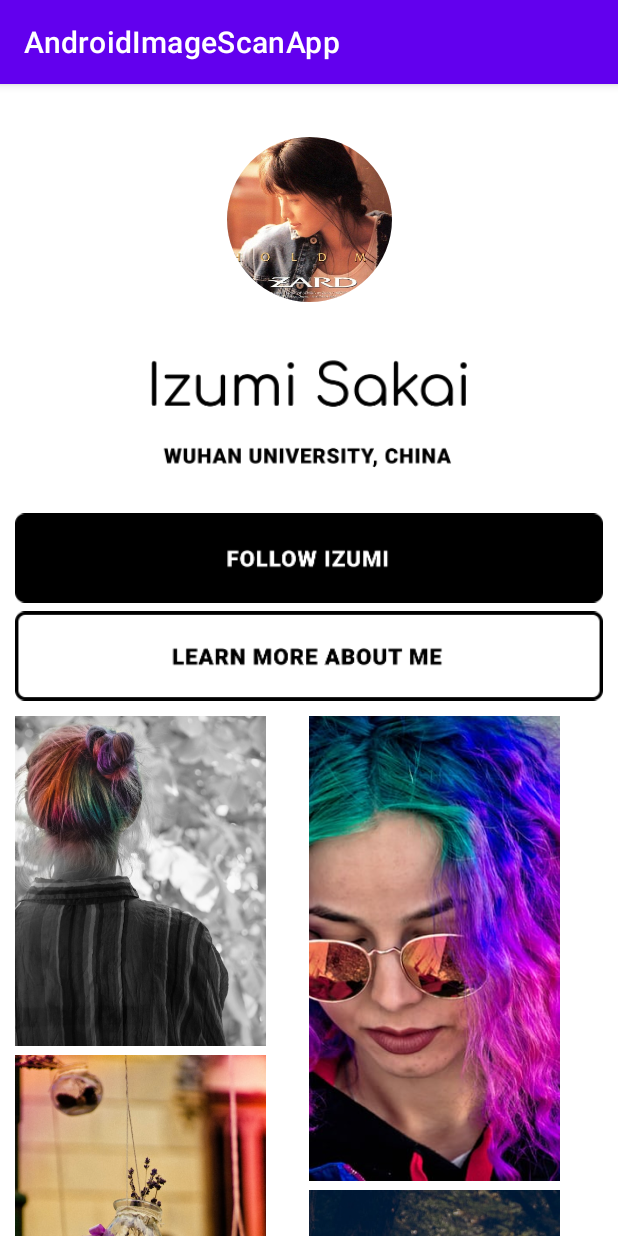
After one commit to IzumiSakai-zy/AndroidImageScanApp, an Android app: the fragment MySelfFragment shown on its own in the app's theme, on a phone screen of 412 x 824 dp. The commit adds this screen. Run offline under Robolectric (Android 15) with nearby library versions, the phone set to English and light mode, and no system bars.

Commit message:
feature(android_front_end):'我的'模块开发完成

```diff
--- a/android_front_end/app/src/main/java/com/whu/androidimagescanapp/adapter/SearchListAdapter.kt
+++ b/android_front_end/app/src/main/java/com/whu/androidimagescanapp/adapter/ImageRecycleAdapter.kt
@@ -4,10 +4,10 @@ import android.view.LayoutInflater
 import android.view.ViewGroup
 import androidx.recyclerview.widget.RecyclerView
 import com.whu.androidimagescanapp.R
-import com.whu.androidimagescanapp.viewholder.SearchItemViewHolder
-import com.whu.androidimagescanapp.viewholder.SearchSeeMoreItemViewHolder
+import com.whu.androidimagescanapp.viewholder.ImageViewHolder
+import com.whu.androidimagescanapp.viewholder.SeeMoreImageViewHolder
 
-class SearchListAdapter(private val imageResourceIdList:List<Int>): RecyclerView.Adapter<RecyclerView.ViewHolder>() {
+class ImageRecycleAdapter(private val imageResourceIdList:List<Int>): RecyclerView.Adapter<RecyclerView.ViewHolder>() {
 
     companion object {
         private const val ITEM_IMAGE = 0
@@ -16,11 +16,11 @@ class SearchListAdapter(private val imageResourceIdList:List<Int>): RecyclerView
 
     override fun onCreateViewHolder(parent: ViewGroup, viewType: Int): RecyclerView.ViewHolder =
         if (viewType == ITEM_SEE_MORE) {
-            SearchSeeMoreItemViewHolder(
+            SeeMoreImageViewHolder(
                 LayoutInflater.from(parent.context).inflate(R.layout.recycle_item_see_more_search, parent, false)
             )
         } else {
-            SearchItemViewHolder(
+            ImageViewHolder(
                 LayoutInflater.from(parent.context).inflate(R.layout.recycle_item_search, parent, false)
             )
         }
@@ -28,8 +28,8 @@ class SearchListAdapter(private val imageResourceIdList:List<Int>): RecyclerView
     override fun getItemCount(): Int = imageResourceIdList.size
 
     override fun onBindViewHolder(holder: RecyclerView.ViewHolder, position: Int) {
-        (holder as? SearchItemViewHolder)?.imageItemView?.setImageResource(imageResourceIdList[position])
-        (holder as? SearchSeeMoreItemViewHolder)?.imageItemView?.setImageResource(imageResourceIdList[position])
+        (holder as? ImageViewHolder)?.imageItemView?.setImageResource(imageResourceIdList[position])
+        (holder as? SeeMoreImageViewHolder)?.imageItemView?.setImageResource(imageResourceIdList[position])
     }
 
     override fun getItemViewType(position: Int): Int =
--- a/android_front_end/app/src/main/java/com/whu/androidimagescanapp/adapter/MainContainerViewPageAdapter.kt
+++ b/android_front_end/app/src/main/java/com/whu/androidimagescanapp/adapter/MainContainerViewPageAdapter.kt
@@ -6,18 +6,21 @@ import androidx.fragment.app.FragmentActivity
 import androidx.viewpager2.adapter.FragmentStateAdapter
 import com.whu.androidimagescanapp.R
 import com.whu.androidimagescanapp.ui.HomePageFragment
+import com.whu.androidimagescanapp.ui.MySelfFragment
 import com.whu.androidimagescanapp.ui.SearchFragment
 
 class MainContainerViewPageAdapter(activity: FragmentActivity) : FragmentStateAdapter(activity) {
     companion object {
-        const val FRAGMENT_TOTAL_COUNT = 2
+        const val FRAGMENT_TOTAL_COUNT = 3
 
         const val SEARCH_PAGE_INDEX = 0
         const val HOME_PAGE_INDEX = 1
+        const val MY_SELF_PAGE_INDEX = 2
     }
 
+    private val searchFragment:SearchFragment by lazy { SearchFragment.newInstance() }
     private val homePageFragment:HomePageFragment by lazy { HomePageFragment.newInstance() }
-    private val searchFragment:SearchFragment by lazy { SearchFragment.newInstance() }
+    private val mySelfFragment:MySelfFragment by lazy { MySelfFragment.newInstance() }
 
     //暴露Homepage的ScannedImage给拍摄后显示图片使用
     fun getHomePageFragmentScannedView():ImageView? {
@@ -26,8 +29,9 @@ class MainContainerViewPageAdapter(activity: FragmentActivity) : FragmentStateAd
 
     override fun createFragment(position: Int): Fragment =
         when(position) {
+            SEARCH_PAGE_INDEX -> searchFragment
             HOME_PAGE_INDEX -> homePageFragment
-            else -> searchFragment
+            else -> mySelfFragment
         }
 
     override fun getItemCount(): Int = FRAGMENT_TOTAL_COUNT
--- a/android_front_end/app/src/main/java/com/whu/androidimagescanapp/ui/MainContainerFragment.kt
+++ b/android_front_end/app/src/main/java/com/whu/androidimagescanapp/ui/MainContainerFragment.kt
@@ -107,9 +107,8 @@ class MainContainerFragment : Fragment(), View.OnClickListener {
                 viewpager2?.currentItem = MainContainerViewPageAdapter.HOME_PAGE_INDEX
             }
             R.id.bottom_icon_myself -> {
-
+                viewpager2?.currentItem = MainContainerViewPageAdapter.MY_SELF_PAGE_INDEX
             }
-
         }
     }
 
@@ -160,7 +159,6 @@ class MainContainerFragment : Fragment(), View.OnClickListener {
                     setImageBitmap(it)
                 }
             }
-
             viewpager2?.currentItem = MainContainerViewPageAdapter.HOME_PAGE_INDEX
         }
     }
--- /dev/null
+++ b/android_front_end/app/src/main/java/com/whu/androidimagescanapp/ui/MySelfFragment.kt
@@ -0,0 +1,69 @@
+package com.whu.androidimagescanapp.ui
+
+import android.graphics.BitmapFactory
+import android.os.Bundle
+import androidx.fragment.app.Fragment
+import android.view.LayoutInflater
+import android.view.View
+import android.view.ViewGroup
+import android.widget.ImageView
+import androidx.core.graphics.drawable.RoundedBitmapDrawableFactory
+import androidx.recyclerview.widget.RecyclerView
+import androidx.recyclerview.widget.StaggeredGridLayoutManager
+import com.whu.androidimagescanapp.R
+import com.whu.androidimagescanapp.adapter.ImageRecycleAdapter
+
+class MySelfFragment : Fragment() {
+
+    companion object {
+        private const val ROUND_RADIUS = 500F
+
+        @JvmStatic
+        fun newInstance() = MySelfFragment()
+    }
+
+    private var headAvatar:ImageView? = null
+    private var recycleList:RecyclerView? = null
+
+    private lateinit var imageResourceIndexList:List<Int>
+
+    override fun onCreateView(
+        inflater: LayoutInflater, container: ViewGroup?,
+        savedInstanceState: Bundle?
+    ): View? {
+        // Inflate the layout for this fragment
+        return inflater.inflate(R.layout.fragment_my_self, container, false).let {
+            headAvatar = it.findViewById(R.id.myself_head_avatar)
+            recycleList = it.findViewById(R.id.myself_recycle_view)
+            it
+        }
+    }
+
+    override fun onViewCreated(view: View, savedInstanceState: Bundle?) {
+        super.onViewCreated(view, savedInstanceState)
+        //设置圆角
+        val bitMap = BitmapFactory.decodeResource(resources, R.drawable.myself_head_avatar)
+        RoundedBitmapDrawableFactory.create(resources, bitMap).apply {
+            cornerRadius = ROUND_RADIUS
+            setAntiAlias(true)
+            headAvatar?.setImageDrawable(this)
+        }
+
+        setImageResourceIndexList()
+        recycleList?.apply {
+            layoutManager = StaggeredGridLayoutManager(2, StaggeredGridLayoutManager.VERTICAL)
+            adapter = ImageRecycleAdapter(imageResourceIndexList)
+        }
+    }
+
+    private fun setImageResourceIndexList() {
+        imageResourceIndexList = mutableListOf(
+            R.drawable.myself_libary_1,
+            R.drawable.myself_libary_2,
+            R.drawable.myself_libary_3,
+            R.drawable.myself_libary_4,
+            R.drawable.myself_libary_5,
+            R.drawable.myself_libary_6
+        )
+    }
+}
--- a/android_front_end/app/src/main/java/com/whu/androidimagescanapp/ui/SearchFragment.kt
+++ b/android_front_end/app/src/main/java/com/whu/androidimagescanapp/ui/SearchFragment.kt
@@ -8,7 +8,7 @@ import android.view.ViewGroup
 import androidx.recyclerview.widget.RecyclerView
 import androidx.recyclerview.widget.StaggeredGridLayoutManager
 import com.whu.androidimagescanapp.R
-import com.whu.androidimagescanapp.adapter.SearchListAdapter
+import com.whu.androidimagescanapp.adapter.ImageRecycleAdapter
 
 class SearchFragment : Fragment() {
 
@@ -37,7 +37,7 @@ class SearchFragment : Fragment() {
         setResourceIndexList()
 
         recyclerView?.apply {
-            adapter = SearchListAdapter(imageResourceIndexList)
+            adapter = ImageRecycleAdapter(imageResourceIndexList)
             layoutManager = StaggeredGridLayoutManager(3, StaggeredGridLayoutManager.VERTICAL)
         }
     }
@@ -62,5 +62,4 @@ class SearchFragment : Fragment() {
             R.drawable.search_dog_item_5
         )
     }
-
 }
--- a/android_front_end/app/src/main/java/com/whu/androidimagescanapp/viewholder/SearchSeeMoreItemViewHolder.kt
+++ b/android_front_end/app/src/main/java/com/whu/androidimagescanapp/viewholder/ImageViewHolder.kt
@@ -5,6 +5,6 @@ import android.widget.ImageView
 import androidx.recyclerview.widget.RecyclerView
 import com.whu.androidimagescanapp.R
 
-class SearchSeeMoreItemViewHolder(view:View):RecyclerView.ViewHolder(view) {
-    val imageItemView = view.findViewById<ImageView>(R.id.search_recycle_see_more_item)
+class ImageViewHolder(view:View):RecyclerView.ViewHolder(view) {
+    val imageItemView = view.findViewById<ImageView>(R.id.search_recycle_item)
 }
--- a/android_front_end/app/src/main/java/com/whu/androidimagescanapp/viewholder/SearchItemViewHolder.kt
+++ b/android_front_end/app/src/main/java/com/whu/androidimagescanapp/viewholder/SeeMoreImageViewHolder.kt
@@ -5,6 +5,6 @@ import android.widget.ImageView
 import androidx.recyclerview.widget.RecyclerView
 import com.whu.androidimagescanapp.R
 
-class SearchItemViewHolder(view:View):RecyclerView.ViewHolder(view) {
-    val imageItemView = view.findViewById<ImageView>(R.id.search_recycle_item)
+class SeeMoreImageViewHolder(view:View):RecyclerView.ViewHolder(view) {
+    val imageItemView = view.findViewById<ImageView>(R.id.search_recycle_see_more_item)
 }
--- /dev/null
+++ b/android_front_end/app/src/main/res/layout/fragment_my_self.xml
@@ -0,0 +1,64 @@
+<?xml version="1.0" encoding="utf-8"?>
+<androidx.constraintlayout.widget.ConstraintLayout xmlns:android="http://schemas.android.com/apk/res/android"
+    android:layout_width="match_parent"
+    android:layout_height="match_parent"
+    xmlns:app="http://schemas.android.com/apk/res-auto">
+
+    <ImageView
+        android:id="@+id/myself_head_avatar"
+        android:layout_width="110dp"
+        android:layout_height="110dp"
+        android:layout_marginTop="35dp"
+        app:layout_constraintTop_toTopOf="parent"
+        app:layout_constraintStart_toStartOf="parent"
+        app:layout_constraintEnd_toEndOf="parent"/>
+
+    <ImageView
+        android:id="@+id/myself_name_and_location"
+        android:layout_width="match_parent"
+        android:layout_height="75dp"
+        android:src="@drawable/myself_name_and_location"
+        android:layout_marginTop="35dp"
+        android:layout_marginStart="10dp"
+        android:layout_marginEnd="10dp"
+        app:layout_constraintTop_toBottomOf="@id/myself_head_avatar"
+        app:layout_constraintStart_toStartOf="parent"
+        app:layout_constraintEnd_toEndOf="parent"/>
+
+    <ImageView
+        android:id="@+id/myself_follow_button"
+        android:layout_width="match_parent"
+        android:layout_height="60dp"
+        android:src="@drawable/myself_follow_button"
+        android:layout_marginTop="30dp"
+        android:layout_marginStart="10dp"
+        android:layout_marginEnd="10dp"
+        app:layout_constraintTop_toBottomOf="@id/myself_name_and_location"
+        app:layout_constraintStart_toStartOf="parent"
+        app:layout_constraintEnd_toEndOf="parent"/>
+
+    <ImageView
+        android:id="@+id/myself_learn_more_button"
+        android:layout_width="match_parent"
+        android:layout_height="60dp"
+        android:src="@drawable/myself_learn_more_button"
+        android:layout_marginTop="5dp"
+        android:layout_marginStart="10dp"
+        android:layout_marginEnd="10dp"
+        app:layout_constraintTop_toBottomOf="@id/myself_follow_button"
+        app:layout_constraintStart_toStartOf="parent"
+        app:layout_constraintEnd_toEndOf="parent"/>
+
+    <androidx.recyclerview.widget.RecyclerView
+        android:id="@+id/myself_recycle_view"
+        android:layout_width="match_parent"
+        android:layout_height="0dp"
+        android:layout_marginTop="10dp"
+        android:layout_marginStart="10dp"
+        android:layout_marginEnd="10dp"
+        app:layout_constraintStart_toStartOf="parent"
+        app:layout_constraintEnd_toEndOf="parent"
+        app:layout_constraintTop_toBottomOf="@id/myself_learn_more_button"
+        app:layout_constraintBottom_toBottomOf="parent"/>
+
+</androidx.constraintlayout.widget.ConstraintLayout>
--- a/android_front_end/app/src/main/res/values/strings.xml
+++ b/android_front_end/app/src/main/res/values/strings.xml
@@ -5,6 +5,4 @@
     <string name="main_page_predicted_result">It\'s a dog</string>
 
     <string name="search_keyword">&#160;dog</string>
-    <!-- TODO: Remove or change this placeholder text -->
-    <string name="hello_blank_fragment">Hello blank fragment</string>
 </resources>
```
Also changed, not shown: android_front_end/app/src/main/res/drawable-xxhdpi/myself_follow_button.png (added), android_front_end/app/src/main/res/drawable-xxhdpi/myself_head_avatar.jpeg (added), android_front_end/app/src/main/res/drawable-xxhdpi/myself_learn_more_button.png (added), android_front_end/app/src/main/res/drawable-xxhdpi/myself_libary_1.png (added), android_front_end/app/src/main/res/drawable-xxhdpi/myself_libary_2.png (added), android_front_end/app/src/main/res/drawable-xxhdpi/myself_libary_3.png (added), android_front_end/app/src/main/res/drawable-xxhdpi/myself_libary_4.png (added), android_front_end/app/src/main/res/drawable-xxhdpi/myself_libary_5.png (added), android_front_end/app/src/main/res/drawable-xxhdpi/myself_libary_6.png (added), android_front_end/app/src/main/res/drawable-xxhdpi/myself_name_and_location.png (added).
